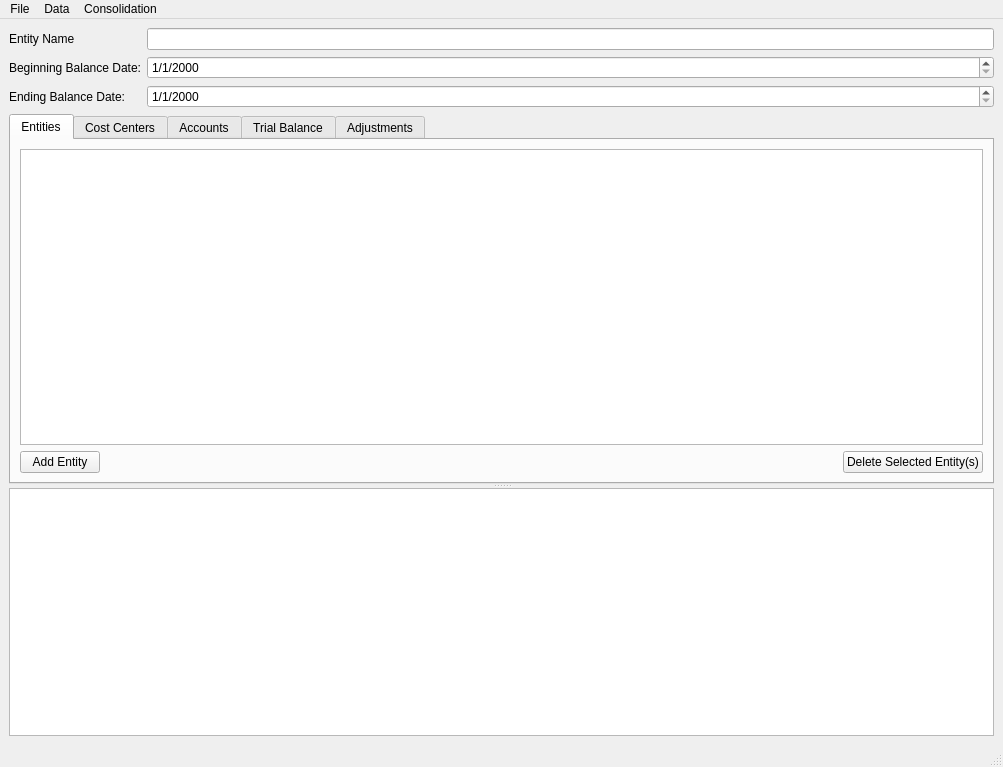
This is ui/MainWindow3.ui in herrsmitty8128/ConsolidationBuilder as Qt 5 draws it before an edit. The edited form follows.
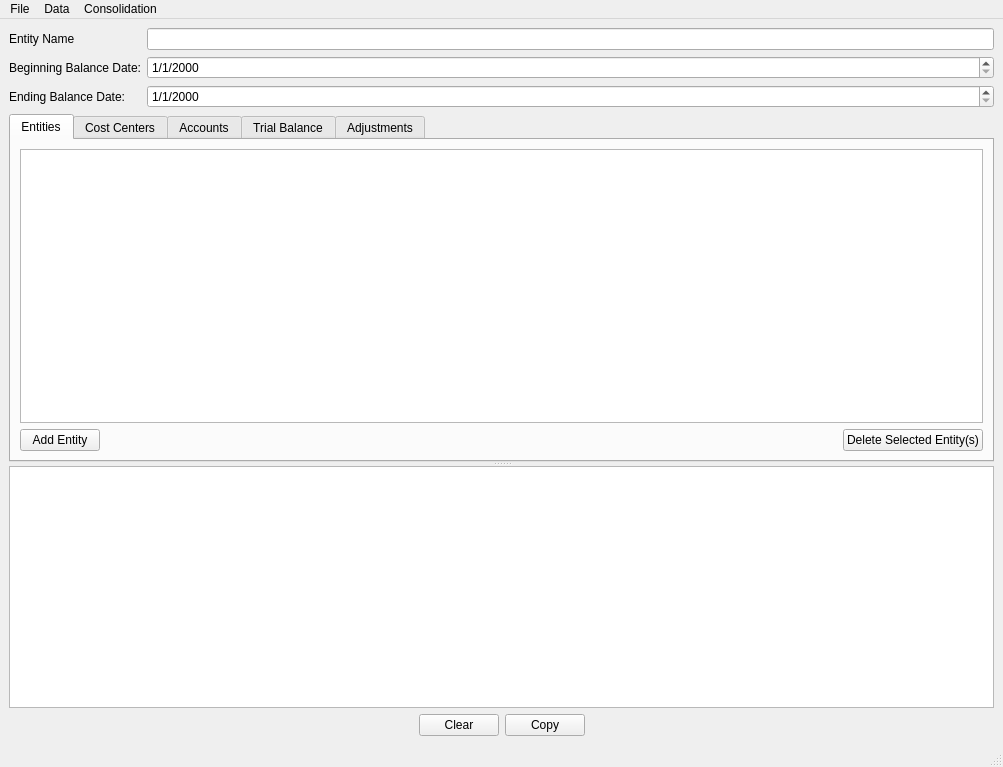
This is the edited form.

```diff
--- a/ui/MainWindow3.ui
+++ b/ui/MainWindow3.ui
@@ -14,7 +14,7 @@
    <string>Consolidation Station</string>
   </property>
   <widget class="QWidget" name="centralwidget">
-   <layout class="QHBoxLayout" name="horizontalLayout_9">
+   <layout class="QVBoxLayout" name="verticalLayout_7">
     <item>
      <widget class="QSplitter" name="splitter">
       <property name="orientation">
@@ -297,7 +297,57 @@
         </item>
        </layout>
       </widget>
-      <widget class="QTextEdit" name="errorTextEdit"/>
+      <widget class="QWidget" name="verticalLayoutWidget_2">
+       <layout class="QVBoxLayout" name="verticalLayout_6">
+        <item>
+         <widget class="QTextEdit" name="consoleTextEdit"/>
+        </item>
+        <item>
+         <layout class="QHBoxLayout" name="horizontalLayout_9">
+          <item>
+           <spacer name="horizontalSpacer_4">
+            <property name="orientation">
+             <enum>Qt::Horizontal</enum>
+            </property>
+            <property name="sizeHint" stdset="0">
+             <size>
+              <width>40</width>
+              <height>20</height>
+             </size>
+            </property>
+           </spacer>
+          </item>
+          <item>
+           <widget class="QPushButton" name="clearConsoleButton">
+            <property name="text">
+             <string>Clear</string>
+            </property>
+           </widget>
+          </item>
+          <item>
+           <widget class="QPushButton" name="copyConsoleButton">
+            <property name="text">
+             <string>Copy</string>
+            </property>
+           </widget>
+          </item>
+          <item>
+           <spacer name="horizontalSpacer_5">
+            <property name="orientation">
+             <enum>Qt::Horizontal</enum>
+            </property>
+            <property name="sizeHint" stdset="0">
+             <size>
+              <width>40</width>
+              <height>20</height>
+             </size>
+            </property>
+           </spacer>
+          </item>
+         </layout>
+        </item>
+       </layout>
+      </widget>
      </widget>
     </item>
    </layout>
```
Left out of the diff: 34 changed lines with no effect on the pictures.
